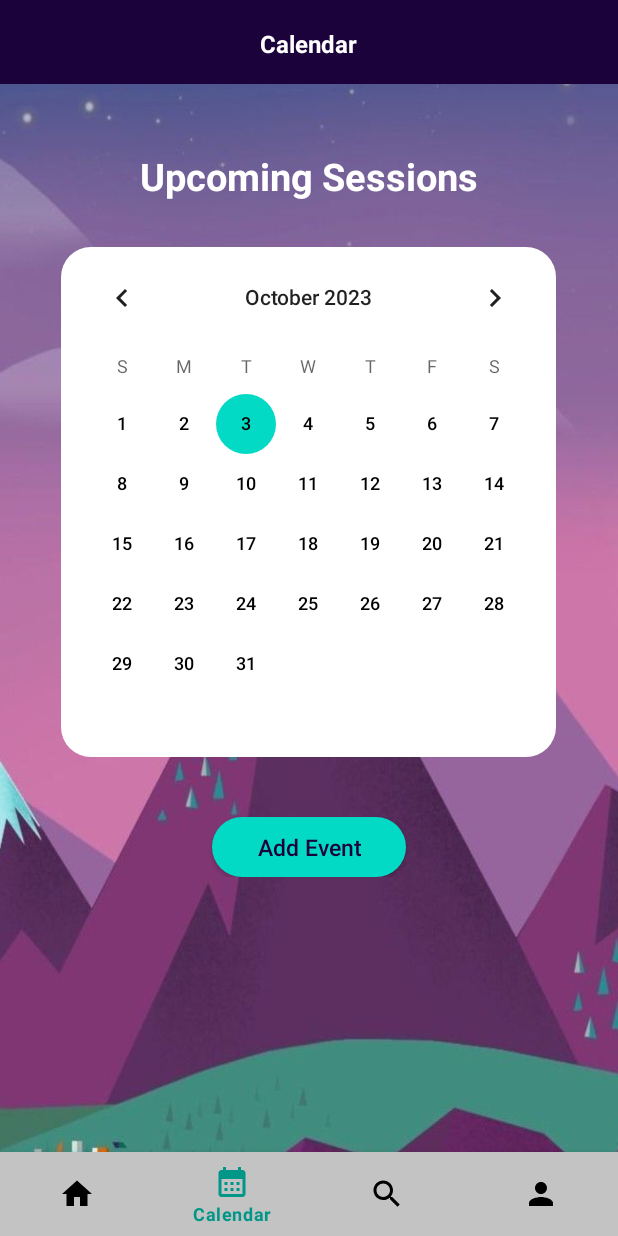
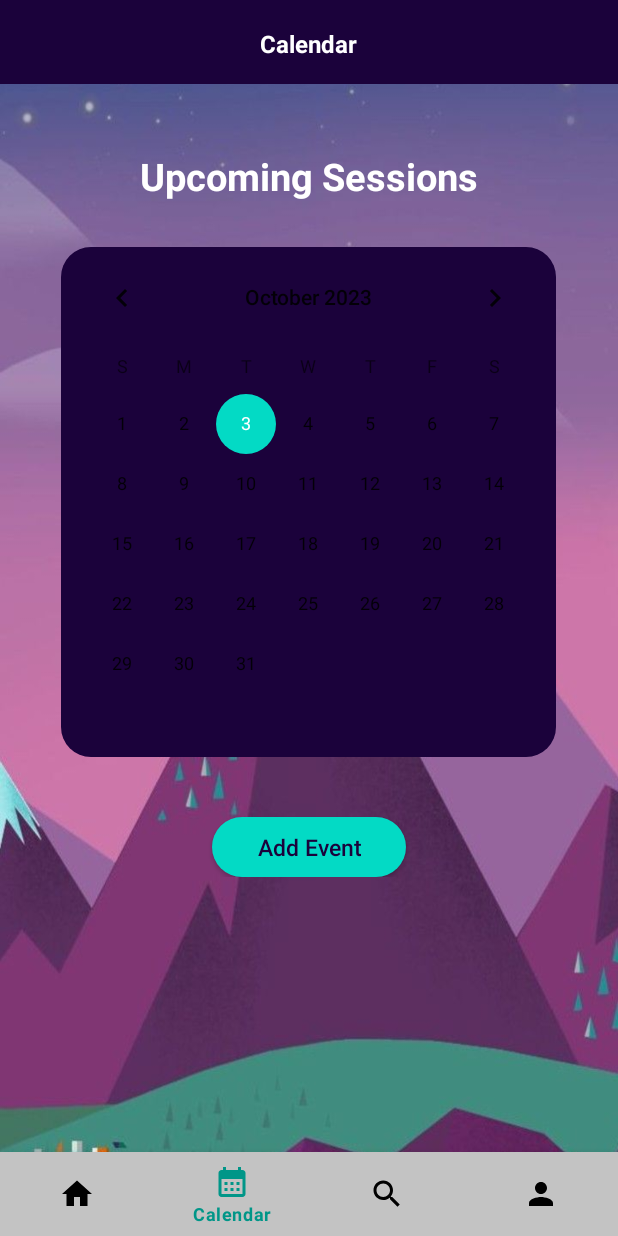
Before and after one commit to MischkaStrydom/2tor4You, an Android app: the ActivityCalendar screen opened directly, with no data from a screen before it, on a phone screen of 412 x 824 dp. Run offline under Robolectric (Android 15) with nearby library versions, the phone set to English and light mode, and no system bars.

Commit message:
Commit changed calendar color

```diff
--- a/app/src/main/java/com/example/a2tor4you/ActivityMyProfile.java
+++ b/app/src/main/java/com/example/a2tor4you/ActivityMyProfile.java
@@ -89,6 +89,10 @@
         EditText school = findViewById(R.id.txtSchool);
 
 
+
+
+
+
         /* imageProfile = findViewById(R.id.ImgAccount);*/ //Adds image to Account Profile pic
         btnStudTakePhoto = findViewById(R.id.btnStudTakePhoto);
 
@@ -130,7 +134,7 @@
             String userName = dbHelper.getUserName(loggedInUserId); // Implement this method
             String[] nameSurnameArray = userName.split(" ");
 
-            // Seperate name and surname as separate strings
+            // Separate name and surname as separate strings
             if (nameSurnameArray.length == 2) {
                 String profileName = nameSurnameArray[0];
                 String profileSurname = nameSurnameArray[1];
--- /dev/null
+++ b/app/src/main/res/drawable/round_color_primary.xml
@@ -0,0 +1,7 @@
+<?xml version="1.0" encoding="utf-8"?>
+<shape xmlns:android="http://schemas.android.com/apk/res/android"
+    android:shape="rectangle">
+
+    <solid android:color="#1B023B"/>
+    <corners android:radius="20dp"></corners>
+</shape>
--- a/app/src/main/res/layout/activity_calendar.xml
+++ b/app/src/main/res/layout/activity_calendar.xml
@@ -83,14 +83,14 @@
             android:layout_height="wrap_content"
             android:layout_gravity="center"
             android:layout_marginTop="30dp"
-            android:background="@drawable/background_rounded_white">
+            android:background="@drawable/round_color_primary">
 
             <CalendarView
                 android:id="@+id/calendarView"
                 android:layout_width="wrap_content"
                 android:layout_height="340dp"
                 android:backgroundTint="@color/black"
-                style="@style/CustomCalendarView">
+                >
 
             </CalendarView>
 
```
